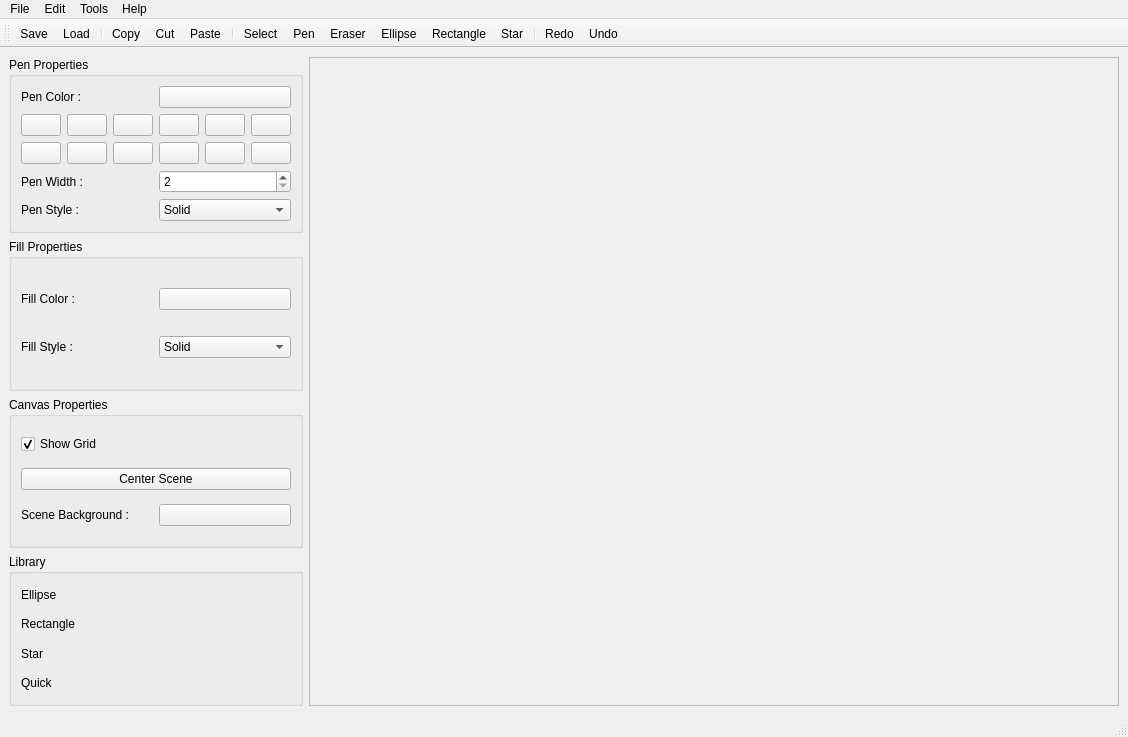
Old version of the form PainterApplication/mainwindow.ui in the repository Arthur-T-Lambert/PainterApp.
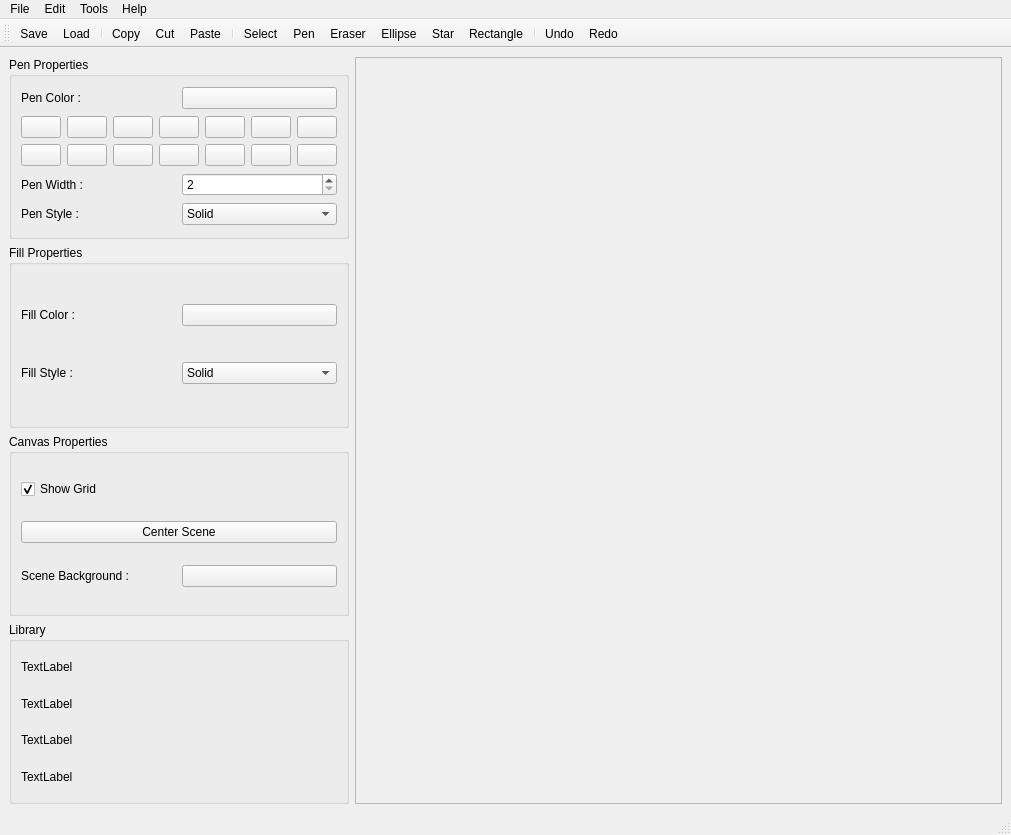
New version of the form. Icons and pictures are not drawn.

Diff of the .ui file:
```diff
--- a/PainterApplication/mainwindow.ui
+++ b/PainterApplication/mainwindow.ui
@@ -6,8 +6,8 @@
    <rect>
     <x>0</x>
     <y>0</y>
-    <width>1128</width>
-    <height>737</height>
+    <width>1011</width>
+    <height>835</height>
    </rect>
   </property>
   <property name="windowTitle">
@@ -38,7 +38,7 @@
            <item>
             <widget class="QPushButton" name="penColorPB">
              <property name="text">
-              <string/>
+              <string notr="true"/>
              </property>
             </widget>
            </item>
@@ -49,87 +49,113 @@
            <property name="topMargin">
             <number>0</number>
            </property>
-           <item row="0" column="3">
-            <widget class="QPushButton" name="penDirectColor4">
+           <item row="0" column="0">
+            <widget class="QPushButton" name="penDirectColor1">
              <property name="text">
-              <string/>
-             </property>
-            </widget>
-           </item>
-           <item row="1" column="3">
-            <widget class="QPushButton" name="penDirectColor10">
-             <property name="text">
-              <string/>
-             </property>
-            </widget>
-           </item>
-           <item row="0" column="2">
-            <widget class="QPushButton" name="penDirectColor3">
-             <property name="text">
-              <string/>
+              <string notr="true"/>
              </property>
             </widget>
            </item>
            <item row="0" column="4">
             <widget class="QPushButton" name="penDirectColor5">
+             <property name="maximumSize">
+              <size>
+               <width>16777215</width>
+               <height>16777215</height>
+              </size>
+             </property>
              <property name="text">
-              <string/>
+              <string notr="true"/>
+             </property>
+             <property name="iconSize">
+              <size>
+               <width>0</width>
+               <height>0</height>
+              </size>
+             </property>
+            </widget>
+           </item>
+           <item row="0" column="3">
+            <widget class="QPushButton" name="penDirectColor4">
+             <property name="text">
+              <string notr="true"/>
              </property>
             </widget>
            </item>
            <item row="0" column="1">
             <widget class="QPushButton" name="penDirectColor2">
              <property name="text">
-              <string/>
-             </property>
-            </widget>
-           </item>
-           <item row="0" column="0">
-            <widget class="QPushButton" name="penDirectColor1">
-             <property name="text">
-              <string/>
+              <string notr="true"/>
              </property>
             </widget>
            </item>
            <item row="0" column="5">
             <widget class="QPushButton" name="penDirectColor6">
              <property name="text">
-              <string/>
+              <string notr="true"/>
              </property>
             </widget>
            </item>
-           <item row="1" column="0">
+           <item row="0" column="2">
+            <widget class="QPushButton" name="penDirectColor3">
+             <property name="text">
+              <string notr="true"/>
+             </property>
+            </widget>
+           </item>
+           <item row="0" column="6">
             <widget class="QPushButton" name="penDirectColor7">
              <property name="text">
-              <string/>
+              <string notr="true"/>
              </property>
             </widget>
            </item>
-           <item row="1" column="1">
+           <item row="1" column="0">
             <widget class="QPushButton" name="penDirectColor8">
              <property name="text">
-              <string/>
+              <string notr="true"/>
              </property>
             </widget>
            </item>
-           <item row="1" column="2">
+           <item row="1" column="1">
             <widget class="QPushButton" name="penDirectColor9">
              <property name="text">
-              <string/>
+              <string notr="true"/>
              </property>
             </widget>
            </item>
-           <item row="1" column="4">
+           <item row="1" column="2">
+            <widget class="QPushButton" name="penDirectColor10">
+             <property name="text">
+              <string notr="true"/>
+             </property>
+            </widget>
+           </item>
+           <item row="1" column="3">
             <widget class="QPushButton" name="penDirectColor11">
              <property name="text">
-              <string/>
+              <string notr="true"/>
              </property>
             </widget>
            </item>
-           <item row="1" column="5">
+           <item row="1" column="4">
             <widget class="QPushButton" name="penDirectColor12">
              <property name="text">
-              <string/>
+              <string notr="true"/>
+             </property>
+            </widget>
+           </item>
+           <item row="1" column="5">
+            <widget class="QPushButton" name="penDirectColor13">
+             <property name="text">
+              <string notr="true"/>
+             </property>
+            </widget>
+           </item>
+           <item row="1" column="6">
+            <widget class="QPushButton" name="penDirectColor14">
+             <property name="text">
+              <string notr="true"/>
              </property>
             </widget>
            </item>
@@ -232,7 +258,7 @@
            <item>
             <widget class="QPushButton" name="fillColorPB">
              <property name="text">
-              <string/>
+              <string notr="true"/>
              </property>
             </widget>
            </item>
@@ -321,7 +347,7 @@
            <item>
             <widget class="QPushButton" name="sceneColorPB">
              <property name="text">
-              <string/>
+              <string notr="true"/>
              </property>
             </widget>
            </item>
@@ -339,28 +365,28 @@
          <item>
           <widget class="QLabel" name="Ellipse">
            <property name="text">
-            <string>Ellipse</string>
+            <string>TextLabel</string>
            </property>
           </widget>
          </item>
          <item>
           <widget class="QLabel" name="Rectangle">
            <property name="text">
-            <string>Rectangle</string>
+            <string>TextLabel</string>
            </property>
           </widget>
          </item>
          <item>
-          <widget class="QLabel" name="Star">
+          <widget class="QLabel" name="Circle">
            <property name="text">
-            <string>Star</string>
+            <string>TextLabel</string>
            </property>
           </widget>
          </item>
          <item>
           <widget class="QLabel" name="Quick">
            <property name="text">
-            <string>Quick</string>
+            <string>TextLabel</string>
            </property>
           </widget>
          </item>
@@ -379,8 +405,8 @@
         <rect>
          <x>0</x>
          <y>0</y>
-         <width>832</width>
-         <height>640</height>
+         <width>402</width>
+         <height>714</height>
         </rect>
        </property>
       </widget>
@@ -413,8 +439,8 @@
     <rect>
      <x>0</x>
      <y>0</y>
-     <width>1128</width>
-     <height>22</height>
+     <width>1011</width>
+     <height>24</height>
     </rect>
    </property>
    <widget class="QMenu" name="menuFile">
@@ -483,11 +509,11 @@
    <addaction name="actionPen"/>
    <addaction name="actionEraser"/>
    <addaction name="actionEllipse"/>
-   <addaction name="actionRectangle"/>
    <addaction name="actionStar"/>
+   <addaction name="actionRectangle"/>
    <addaction name="separator"/>
-   <addaction name="actionRedo"/>
    <addaction name="actionUndo"/>
+   <addaction name="actionRedo"/>
   </widget>
   <action name="actionAdd_Image">
    <property name="icon">
```
